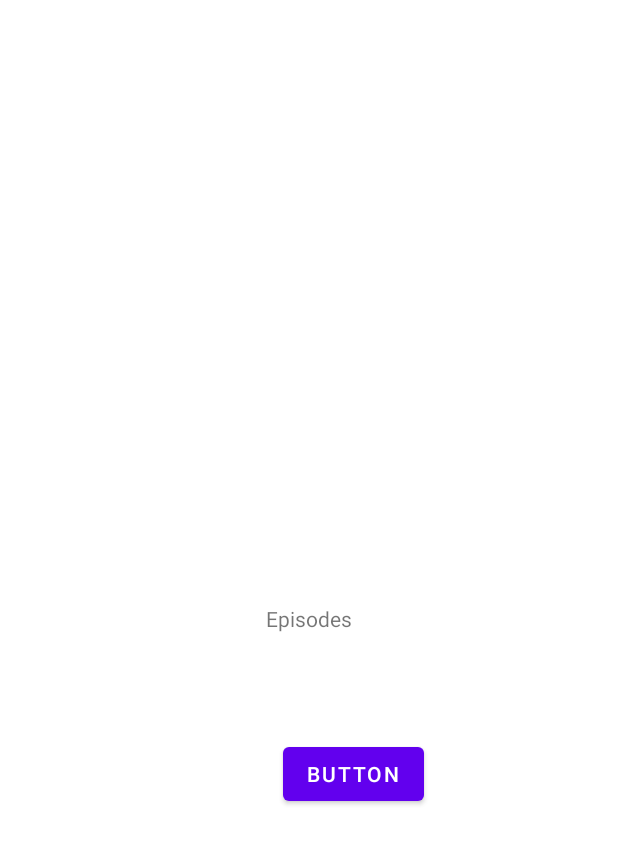
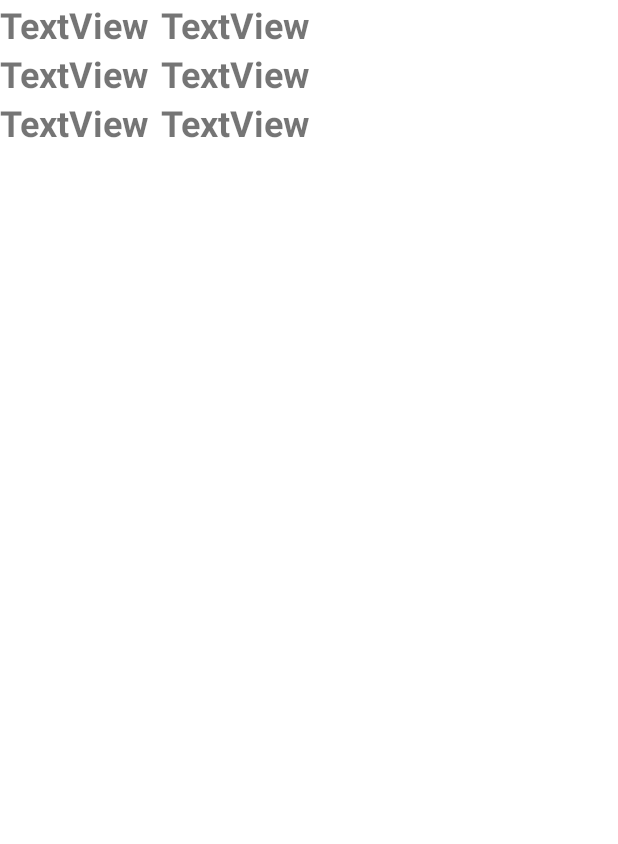
Before and after one commit to herdal06/BreakingBad, an Android app: the layout fragment_episodes.xml on its own in the app's theme, with its tools: preview values and no code run, on a phone screen of 412 x 824 dp. Shown: the top 844 px of the screen. Run offline under Robolectric (Android 15) with nearby library versions, the phone set to English and light mode, and no system bars; network calls fail.

Commit message:
List all episodes in EpisodesFragment

```diff
--- a/app/src/main/java/com/herdal/breakingbad/data/remote/characters/CharactersApiService.kt
+++ b/app/src/main/java/com/herdal/breakingbad/data/remote/characters/CharactersApiService.kt
@@ -2,10 +2,14 @@ package com.herdal.breakingbad.data.remote.characters
 
 import com.herdal.breakingbad.utils.ApiConstants
 import com.herdal.breakingbad.data.remote.model.character.Character
+import com.herdal.breakingbad.data.remote.model.episode.Episode
 import retrofit2.Response
 import retrofit2.http.GET
 
 interface CharactersApiService {
     @GET(ApiConstants.Endpoint.CHARACTERS)
     suspend fun getAllCharacters(): Response<List<Character>>
+
+    @GET(ApiConstants.Endpoint.EPISODES)
+    suspend fun getAllEpisodes(): Response<List<Episode>>
 }
--- a/app/src/main/java/com/herdal/breakingbad/data/remote/characters/CharactersRepository.kt
+++ b/app/src/main/java/com/herdal/breakingbad/data/remote/characters/CharactersRepository.kt
@@ -4,4 +4,5 @@ import javax.inject.Inject
 
 class CharactersRepository @Inject constructor(private val apiService: CharactersApiService) {
     suspend fun getAllCharacters() = apiService.getAllCharacters()
+    suspend fun getAllEpisodes() = apiService.getAllEpisodes()
 }
--- a/app/src/main/java/com/herdal/breakingbad/presentation/characters/CharactersFragment.kt
+++ b/app/src/main/java/com/herdal/breakingbad/presentation/characters/CharactersFragment.kt
@@ -46,7 +46,7 @@ class CharactersFragment : Fragment() {
             setHasFixedSize(true)
             layoutManager = StaggeredGridLayoutManager(2, StaggeredGridLayoutManager.VERTICAL)
             adapter = characterAdapter
-            recyclerViewCharacters.addItemDecoration(CharacterItemDecorator(requireContext()))
+            this.addItemDecoration(CharacterItemDecorator(requireContext()))
         }
     }
 
--- a/app/src/main/res/layout/fragment_episodes.xml
+++ b/app/src/main/res/layout/fragment_episodes.xml
@@ -6,25 +6,15 @@
     android:layout_height="match_parent"
     tools:context=".presentation.episodes.EpisodesFragment">
 
-    <TextView
-        android:id="@+id/textView2"
-        android:layout_width="wrap_content"
-        android:layout_height="wrap_content"
-        android:text="Episodes"
+    <androidx.recyclerview.widget.RecyclerView
+        android:id="@+id/recyclerViewEpisodes"
+        android:layout_width="0dp"
+        android:layout_height="0dp"
+        android:orientation="vertical"
+        app:layoutManager="androidx.recyclerview.widget.LinearLayoutManager"
         app:layout_constraintBottom_toBottomOf="parent"
         app:layout_constraintEnd_toEndOf="parent"
-        app:layout_constraintHorizontal_bias="0.5"
         app:layout_constraintStart_toStartOf="parent"
-        app:layout_constraintTop_toTopOf="parent" />
-
-    <Button
-        android:id="@+id/button2"
-        android:layout_width="wrap_content"
-        android:layout_height="wrap_content"
-        android:layout_marginStart="11dp"
-        android:layout_marginTop="70dp"
-        android:text="Button"
-        app:layout_constraintStart_toStartOf="@+id/textView2"
-        app:layout_constraintTop_toBottomOf="@+id/textView2" />
-
+        app:layout_constraintTop_toTopOf="parent"
+        tools:listitem="@layout/item_episode_row" />
 </androidx.constraintlayout.widget.ConstraintLayout>
--- /dev/null
+++ b/app/src/main/res/layout/item_episode_row.xml
@@ -0,0 +1,28 @@
+<?xml version="1.0" encoding="utf-8"?>
+<androidx.constraintlayout.widget.ConstraintLayout xmlns:android="http://schemas.android.com/apk/res/android"
+    xmlns:app="http://schemas.android.com/apk/res-auto"
+    xmlns:tools="http://schemas.android.com/tools"
+    android:layout_width="match_parent"
+    android:layout_height="wrap_content">
+
+    <TextView
+        android:id="@+id/tvEpisode"
+        android:layout_width="wrap_content"
+        android:layout_height="wrap_content"
+        android:text="TextView"
+        android:textSize="24sp"
+        android:textStyle="bold"
+        app:layout_constraintStart_toStartOf="parent"
+        app:layout_constraintTop_toTopOf="parent" />
+
+    <TextView
+        android:id="@+id/tvEpisodeTitle"
+        android:layout_width="wrap_content"
+        android:layout_height="wrap_content"
+        android:layout_marginStart="8dp"
+        android:text="TextView"
+        android:textSize="24sp"
+        android:textStyle="bold"
+        app:layout_constraintStart_toEndOf="@+id/tvEpisode"
+        app:layout_constraintTop_toTopOf="parent" />
+</androidx.constraintlayout.widget.ConstraintLayout>
```
Also changed, not shown: app/src/main/java/com/herdal/breakingbad/presentation/episodes/EpisodesFragment.kt (+27 -6 lines), app/src/main/java/com/herdal/breakingbad/presentation/episodes/EpisodesViewModel.kt (+35 -1 lines), app/src/main/java/com/herdal/breakingbad/presentation/episodes/adapter/EpisodeAdapter.kt (+34 -1 lines), app/src/main/java/com/herdal/breakingbad/presentation/episodes/adapter/EpisodeItemDecorator.kt (added, +35 -0 lines), app/src/main/java/com/herdal/breakingbad/presentation/episodes/adapter/EpisodeViewHolder.kt (+10 -1 lines).
